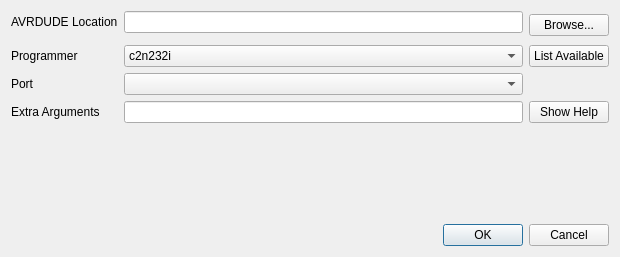
Qt form src/burnconfigdialog.ui (roberto1903/companion9x) before a commit.
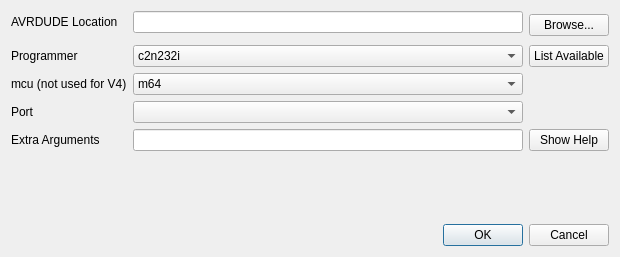
The same form after that commit. Icons and pictures are not drawn.

```diff
--- a/src/burnconfigdialog.ui
+++ b/src/burnconfigdialog.ui
@@ -20,7 +20,7 @@
   <layout class="QGridLayout" name="gridLayout_2">
    <item row="0" column="0">
     <layout class="QGridLayout" name="gridLayout">
-     <item row="0" column="1">
+     <item row="0" column="2">
       <widget class="QLineEdit" name="avrdude_location">
        <property name="toolTip">
         <string>Location of AVRDUDE executable</string>
@@ -33,7 +33,7 @@
        </property>
       </widget>
      </item>
-     <item row="0" column="3" rowspan="2">
+     <item row="0" column="4" rowspan="2">
       <widget class="QPushButton" name="pushButton">
        <property name="whatsThis">
         <string>Use this button to browse and look for the AVRDUDE.EXE executable file.</string>
@@ -53,7 +53,7 @@
        </property>
       </widget>
      </item>
-     <item row="2" column="1">
+     <item row="2" column="2">
       <widget class="QComboBox" name="avrdude_programmer">
        <property name="whatsThis">
         <string>Programmer used for communicating with the controller.
@@ -374,7 +374,7 @@
        </item>
       </widget>
      </item>
-     <item row="2" column="3">
+     <item row="2" column="4">
       <widget class="QPushButton" name="pushButton_3">
        <property name="whatsThis">
         <string>List all available programmers.</string>
@@ -384,7 +384,7 @@
        </property>
       </widget>
      </item>
-     <item row="4" column="1">
+     <item row="5" column="2">
       <widget class="QLineEdit" name="avrArgs">
        <property name="toolTip">
         <string>Extra arguments that will be passed to AVRDUDE on every call</string>
@@ -400,7 +400,7 @@
        </property>
       </widget>
      </item>
-     <item row="4" column="0">
+     <item row="5" column="0">
       <widget class="QLabel" name="label_3">
        <property name="text">
         <string>Extra Arguments</string>
@@ -410,7 +410,7 @@
        </property>
       </widget>
      </item>
-     <item row="4" column="3">
+     <item row="5" column="4">
       <widget class="QPushButton" name="pushButton_4">
        <property name="whatsThis">
         <string>Show AVRDUDE help</string>
@@ -420,7 +420,7 @@
        </property>
       </widget>
      </item>
-     <item row="3" column="1">
+     <item row="4" column="2">
       <widget class="QComboBox" name="avrdude_port">
        <property name="whatsThis">
         <string>Communication port to the programmer.
@@ -483,7 +483,7 @@
        </item>
       </widget>
      </item>
-     <item row="3" column="0">
+     <item row="4" column="0">
       <widget class="QLabel" name="label_5">
        <property name="text">
         <string>Port</string>
@@ -503,6 +503,47 @@
        </property>
       </widget>
      </item>
+     <item row="3" column="0">
+      <widget class="QLabel" name="label_4">
+       <property name="text">
+        <string>mcu (not used for V4)</string>
+       </property>
+       <property name="alignment">
+        <set>Qt::AlignLeading|Qt::AlignLeft|Qt::AlignVCenter</set>
+       </property>
+      </widget>
+     </item>
+     <item row="3" column="2">
+      <widget class="QComboBox" name="avrdude_mcu">
+       <property name="whatsThis">
+        <string>Programmer used for communicating with the controller.
+Please consult the programmer's documentation and the AVRDUDE documentation to select the appropriate programmer.</string>
+       </property>
+       <property name="insertPolicy">
+        <enum>QComboBox::InsertAlphabetically</enum>
+       </property>
+       <item>
+        <property name="text">
+         <string>m64</string>
+        </property>
+       </item>
+       <item>
+        <property name="text">
+         <string>m128</string>
+        </property>
+       </item>
+       <item>
+        <property name="text">
+         <string>m328p</string>
+        </property>
+       </item>
+       <item>
+        <property name="text">
+         <string>m2560</string>
+        </property>
+       </item>
+      </widget>
+     </item>
     </layout>
    </item>
    <item row="2" column="0">
```
